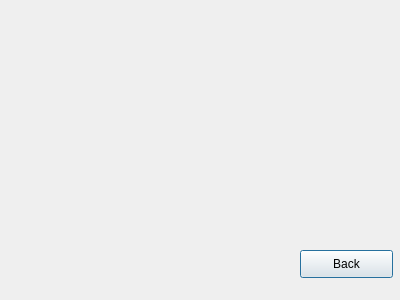
MarioFernandes73/FEUP_IART, file src/dialogcreatestudent.ui: the form before one commit.
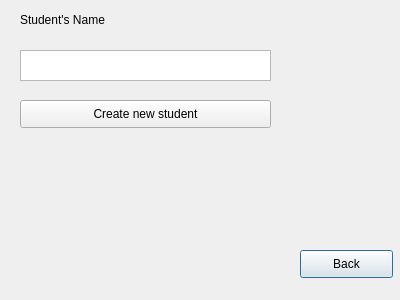
The form after the commit.

Commit message: update interface - create student

The edit to the form file:
```diff
--- a/src/dialogcreatestudent.ui
+++ b/src/dialogcreatestudent.ui
@@ -26,6 +26,42 @@
     <string>Back</string>
    </property>
   </widget>
+  <widget class="QLabel" name="label">
+   <property name="geometry">
+    <rect>
+     <x>20</x>
+     <y>10</y>
+     <width>251</width>
+     <height>20</height>
+    </rect>
+   </property>
+   <property name="text">
+    <string>Student's Name</string>
+   </property>
+  </widget>
+  <widget class="QPushButton" name="pushButton_2">
+   <property name="geometry">
+    <rect>
+     <x>20</x>
+     <y>100</y>
+     <width>251</width>
+     <height>28</height>
+    </rect>
+   </property>
+   <property name="text">
+    <string>Create new student</string>
+   </property>
+  </widget>
+  <widget class="QTextEdit" name="studentName">
+   <property name="geometry">
+    <rect>
+     <x>20</x>
+     <y>50</y>
+     <width>251</width>
+     <height>31</height>
+    </rect>
+   </property>
+  </widget>
  </widget>
  <resources/>
  <connections>
```
The commit also changes 16 other files.
